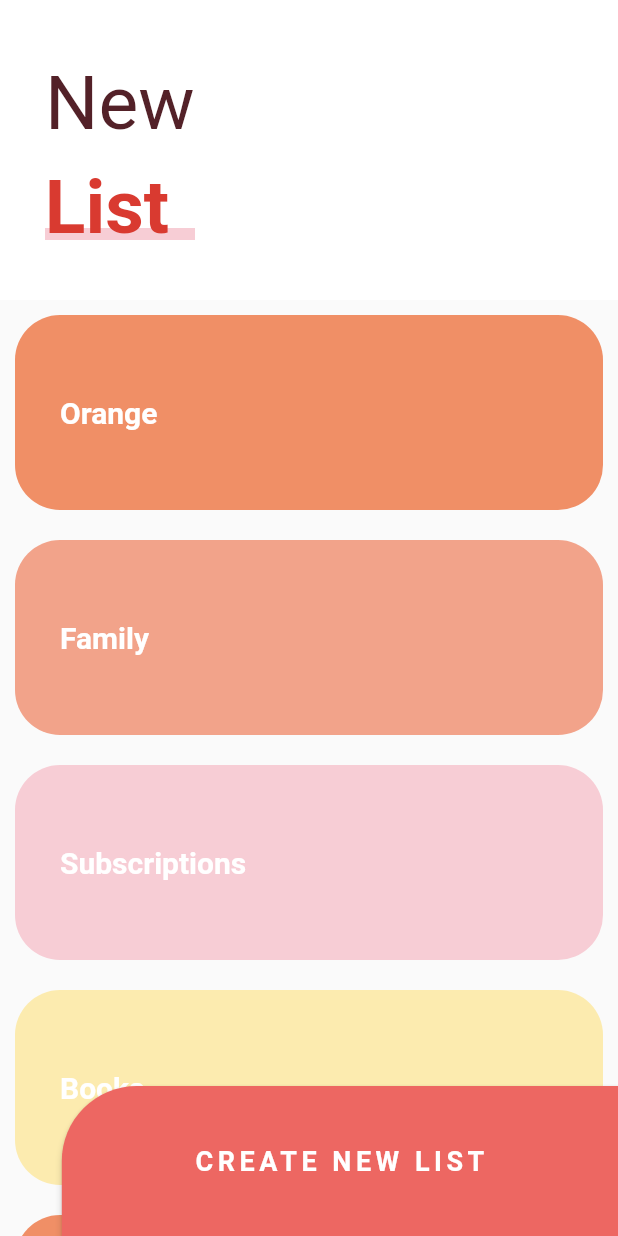
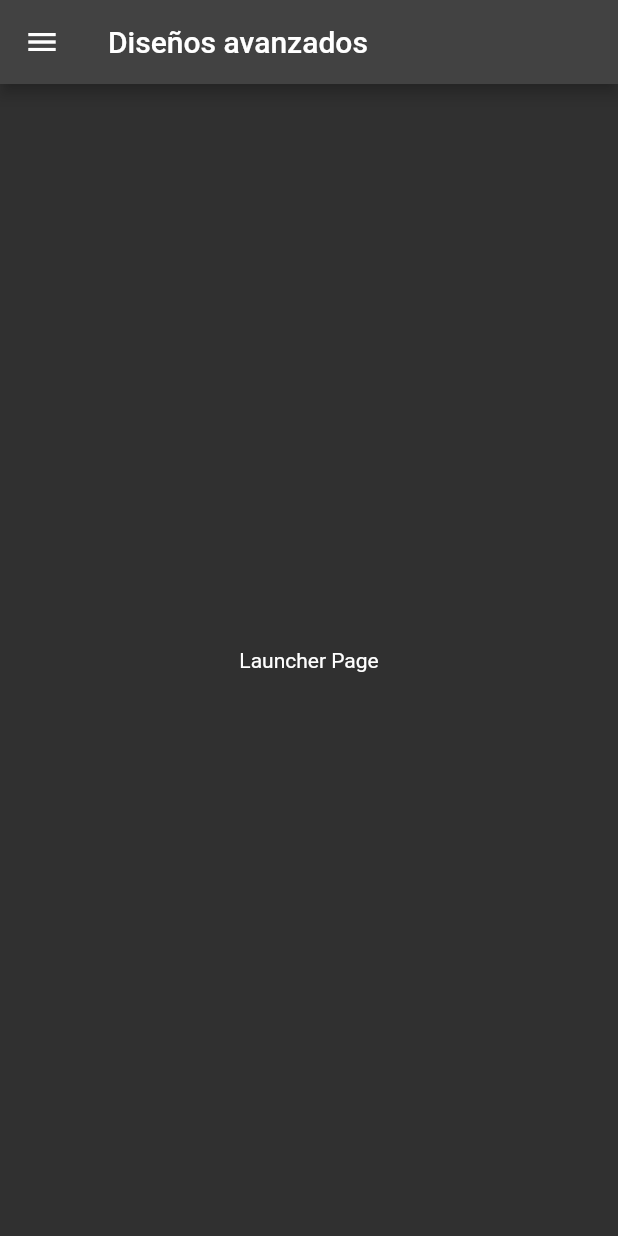
Before and after one commit to churtu/flutter-adv-disenio-headers, a Flutter app: the screen it shows after launch, on a phone screen of 412 x 824 dp. Run offline on Flutter 3.47's test engine with Material 2 defaults, Android fonts, the light colour scheme and no system bars; our stand-ins replace animate_do, flutter_svg, font_awesome_flutter.

Commit message:
Fin seccion 10 - Temas

```diff
--- a/lib/main.dart
+++ b/lib/main.dart
@@ -1,17 +1,38 @@
+import 'package:adv_disenios/src/routes/routes.dart';
+import 'package:adv_disenios/theme/app_theme.dart';
 import 'package:flutter/material.dart';
 import 'package:adv_disenios/src/pages/pages.dart';
+import 'package:provider/provider.dart';
 
-void main() => runApp(const DiseniosApp());
+void main() => runApp( const AppState() );
+
+class AppState extends StatelessWidget {
+  const AppState({super.key});
+  @override
+  Widget build(BuildContext context) {
+    return MultiProvider(
+      providers: [
+        ChangeNotifierProvider(
+          create: (_) => AppTheme(CurrentAppTheme.dark)
+        )
+      ],
+      child: const DiseniosApp(),
+    );
+  }
+}
 
 class DiseniosApp extends StatelessWidget {
   const DiseniosApp({super.key});
 
   @override
   Widget build(BuildContext context) {
-    return const MaterialApp(
+    final appTheme = Provider.of<AppTheme>(context);
+    return MaterialApp(
       debugShowCheckedModeBanner: false,
       title: 'Diseños Adv',
-      home: SliverListPage(),
+      initialRoute: AppRouter.initialRoute,
+      routes: AppRouter.getAppRoutes(),
+      theme: appTheme.currentTheme,
     );
   }
 }
--- a/lib/src/pages/pages.dart
+++ b/lib/src/pages/pages.dart
@@ -1,4 +1,5 @@
 
+export 'package:adv_disenios/src/pages/launcher_page.dart';
 export 'package:adv_disenios/src/pages/animaciones_page.dart';
 export 'package:adv_disenios/src/pages/emergency_page.dart';
 export 'package:adv_disenios/src/pages/graficas_circulares_page.dart';
--- a/lib/src/pages/pinterest_page.dart
+++ b/lib/src/pages/pinterest_page.dart
@@ -1,4 +1,5 @@
 import 'package:adv_disenios/src/widgets/widgets.dart';
+import 'package:adv_disenios/theme/app_theme.dart';
 import 'package:flutter/material.dart';
 import 'package:flutter_staggered_grid_view/flutter_staggered_grid_view.dart';
 import 'package:provider/provider.dart';
@@ -8,6 +9,7 @@ class PinterestPage extends StatelessWidget {
 
   @override
   Widget build(BuildContext context) {
+    final appTheme = Provider.of<AppTheme>(context);
     return ChangeNotifierProvider(
       create: (_) => _MenuProvider(),
       child: Scaffold(
@@ -20,6 +22,8 @@ class PinterestPage extends StatelessWidget {
               return Positioned(
                   bottom: 30,
                   child: PinterestMenu(
+                    backgroundColor: appTheme.currentTheme.scaffoldBackgroundColor,
+                    primaryColor: appTheme.currentTheme.colorScheme.secondary,
                     show: menuProvider.show,
                     items: [
                       PinterestButton(
--- a/lib/src/pages/sliverlist_page.dart
+++ b/lib/src/pages/sliverlist_page.dart
@@ -1,4 +1,6 @@
+import 'package:adv_disenios/theme/app_theme.dart';
 import 'package:flutter/material.dart';
+import 'package:provider/provider.dart';
 
 class SliverListPage extends StatelessWidget {
   const SliverListPage({Key? key}) : super(key: key);
@@ -20,6 +22,7 @@ class _BtnNewList extends StatelessWidget {
   @override
   Widget build(BuildContext context) {
     final size = MediaQuery.of(context).size;
+    final appTheme = Provider.of<AppTheme>(context);
     return Positioned(
       bottom: 0,
       right: 0,
@@ -30,18 +33,18 @@ class _BtnNewList extends StatelessWidget {
           onPressed: () {
 
           },
-          color: const Color(0xffed6762),
+          color: appTheme.isDarkTheme ? appTheme.currentTheme.colorScheme.secondary : const Color(0xffed6762),
           shape: const RoundedRectangleBorder(
             borderRadius: BorderRadius.only(
               topLeft: Radius.circular(50)
             )
           ),
-          child: const Text(
+          child: Text(
             'CREATE NEW LIST',
             style: TextStyle(
               fontSize: 18,
               fontWeight: FontWeight.bold,
-              color: Colors.white,
+              color: appTheme.isDarkTheme ? appTheme.currentTheme.scaffoldBackgroundColor : Colors.white,
               letterSpacing: 3
             ),
           ),
@@ -65,6 +68,7 @@ class _MainScroll extends StatelessWidget {
 
   @override
   Widget build(BuildContext context) {
+    final appTheme = Provider.of<AppTheme>(context);
     return CustomScrollView(
 
       slivers: [
@@ -81,7 +85,7 @@ class _MainScroll extends StatelessWidget {
             maxHeight: 200,
             child: Container(
               alignment: Alignment.centerLeft,
-              color: Colors.white,
+              color: appTheme.isDarkTheme ? appTheme.currentTheme.scaffoldBackgroundColor : Colors.white,
               child: _Titulo())
           )
         ),
@@ -133,14 +137,15 @@ class _Titulo extends StatelessWidget {
 
   @override
   Widget build(BuildContext context) {
+    final appTheme = Provider.of<AppTheme>(context);
     return Column(
       children: [
         const SizedBox(height: 30),
         Container(
           margin: const EdgeInsets.symmetric(horizontal: 30, vertical: 10),
-          child: const Text(
+          child: Text(
             'New',
-            style: TextStyle(color: Color(0xff532128), fontSize: 50),
+            style: TextStyle(color: appTheme.isDarkTheme ? Colors.grey : Color(0xff532128), fontSize: 50),
           ),
         ),
         Stack(
@@ -151,7 +156,7 @@ class _Titulo extends StatelessWidget {
               child: Container(
                 width: 120,
                 height: 8,
-                decoration: const BoxDecoration(color: Color(0xfff7cdd5)),
+                decoration: BoxDecoration(color: appTheme.isDarkTheme ? Colors.grey : const Color(0xfff7cdd5)),
               ),
             ),
             const Text(
@@ -194,6 +199,7 @@ class _TodoItem extends StatelessWidget {
   const _TodoItem(this.text, this.color);
   @override
   Widget build(BuildContext context) {
+    final appTheme = Provider.of<AppTheme>(context);
     return Container(
       padding: const EdgeInsets.all(30),
       alignment: Alignment.centerLeft,
@@ -201,7 +207,7 @@ class _TodoItem extends StatelessWidget {
       width: 70,
       height: 130,
       decoration: BoxDecoration(
-          color: color, borderRadius: BorderRadius.circular(30)),
+          color: appTheme.isDarkTheme ? Colors.grey : color, borderRadius: BorderRadius.circular(30)),
       child: Text(text,
           style: const TextStyle(
               fontSize: 20, color: Colors.white, fontWeight: FontWeight.bold)),
--- /dev/null
+++ b/lib/src/routes/routes.dart
@@ -0,0 +1,46 @@
+
+
+import 'package:adv_disenios/src/pages/pages.dart';
+import 'package:adv_disenios/src/reto/cuadrado_animado_page.dart';
+import 'package:flutter/material.dart';
+import 'package:font_awesome_flutter/font_awesome_flutter.dart';
+
+class AppRoute{
+  final IconData icon;
+  final String titulo;
+  final Widget page;
+
+  AppRoute({
+    required this.icon,
+    required this.titulo,
+    required this.page
+  });
+}
+
+class AppRouter {
+  static const String initialRoute = 'launcher';
+
+  static final List<AppRoute> appRoutes = [
+    AppRoute(icon: FontAwesomeIcons.slideshare, titulo: 'Slideshow', page: const SlideShowPage()),
+    AppRoute(icon: FontAwesomeIcons.truckMedical, titulo: 'Emergencia', page: const EmergencyPage()),
+    AppRoute(icon: FontAwesomeIcons.heading, titulo: 'Encabezados', page: const HeadersPage()),
+    AppRoute(icon: FontAwesomeIcons.peopleCarryBox, titulo: 'Cuadro animado', page: const CuadradoAnimadoPage()),
+    AppRoute(icon: FontAwesomeIcons.circleNotch, titulo: 'Barra progreso', page: const GraficasCircularesPage()),
+    AppRoute(icon: FontAwesomeIcons.pinterest, titulo: 'Pinterest', page: const PinterestPage()),
+    AppRoute(icon: FontAwesomeIcons.mobile, titulo: 'Slivers', page: const SliverListPage())
+  ];
+
+  static Map<String, Widget Function(BuildContext)> getAppRoutes(){
+    final Map<String, Widget Function(BuildContext)> routes = {};
+
+    for (final route in appRoutes) {
+      routes.addAll(
+        { route.titulo:(_) => route.page }
+      );
+    }
+    routes.addAll(
+      { 'launcher': (_) => const LauncherPage()}
+    );
+    return routes;
+  }
+}
--- /dev/null
+++ b/lib/theme/app_theme.dart
@@ -0,0 +1,67 @@
+import 'package:flutter/material.dart';
+
+enum CurrentAppTheme {
+  light,
+  dark,
+  custom
+}
+
+class AppTheme extends ChangeNotifier{
+  bool _isDarkTheme = false;
+  bool _isCustomTheme = false;
+  late ThemeData _currentTheme;
+
+  AppTheme(CurrentAppTheme theme){
+    switch (theme) {
+      case CurrentAppTheme.light:
+        _isDarkTheme = false;
+        _isCustomTheme = false;
+        _currentTheme = ThemeData.light();
+        break;
+      case CurrentAppTheme.dark:
+        _isDarkTheme = true;
+        _isCustomTheme = false;
+        _currentTheme = ThemeData.dark();
+        break;
+      case CurrentAppTheme.custom:
+        _isDarkTheme = false;
+        _isCustomTheme = true;
+        _currentTheme = ThemeData.light();
+        break;
+      default:
+        _isDarkTheme = false;
+        _isCustomTheme = false;
+        _currentTheme = ThemeData.light();
+    }
+  }
+
+  bool get isDarkTheme => _isDarkTheme;
+
+  set isDarkTheme(bool isDarkTheme){
+    _isDarkTheme = isDarkTheme;
+    _isCustomTheme = false;
+    _currentTheme = (isDarkTheme)
+      ? ThemeData.dark()
+      : ThemeData.light();
+    notifyListeners();
+  }
+
+  bool get isCustomTheme => _isCustomTheme;
+
+  set isCustomTheme(bool isCustomTheme){
+    _isCustomTheme = isCustomTheme;
+    _isDarkTheme = false;
+    _currentTheme = (isCustomTheme)
+      ? ThemeData.dark().copyWith(
+        colorScheme: const ColorScheme.dark(secondary: Color(0xff48a0eb)),
+        primaryColorLight: Colors.white,
+        scaffoldBackgroundColor: const Color(0xff16202b),
+        textTheme: const TextTheme(bodyText1: TextStyle(color: Colors.white))
+      )
+      : ThemeData.light();
+    notifyListeners();
+  }
+
+  ThemeData get currentTheme => _currentTheme;
+
+}
```
Also changed, not shown: lib/src/pages/graficas_circulares_page.dart (+12 -9 lines), lib/src/pages/launcher_page.dart (added, +108 -0 lines), lib/src/pages/slidehow_page.dart (+9 -31 lines).
